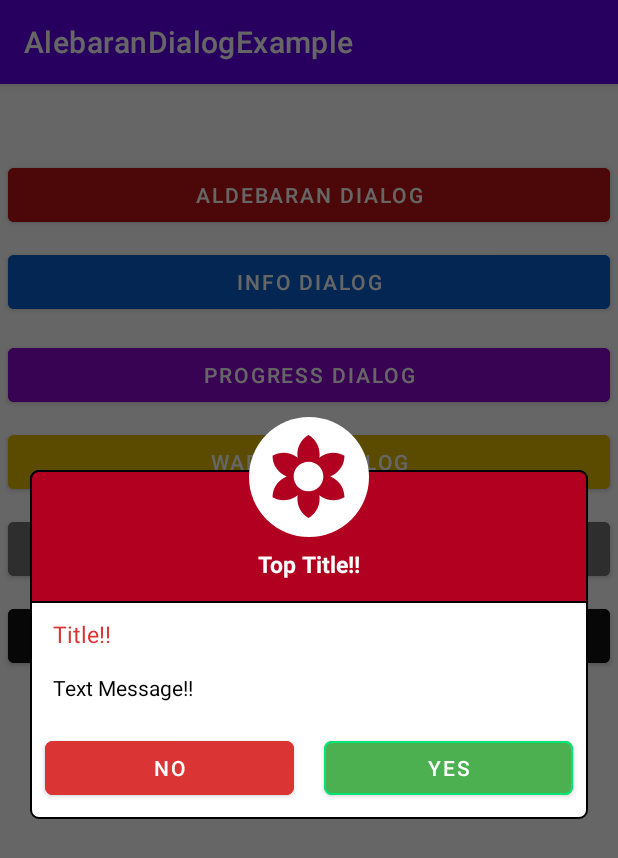
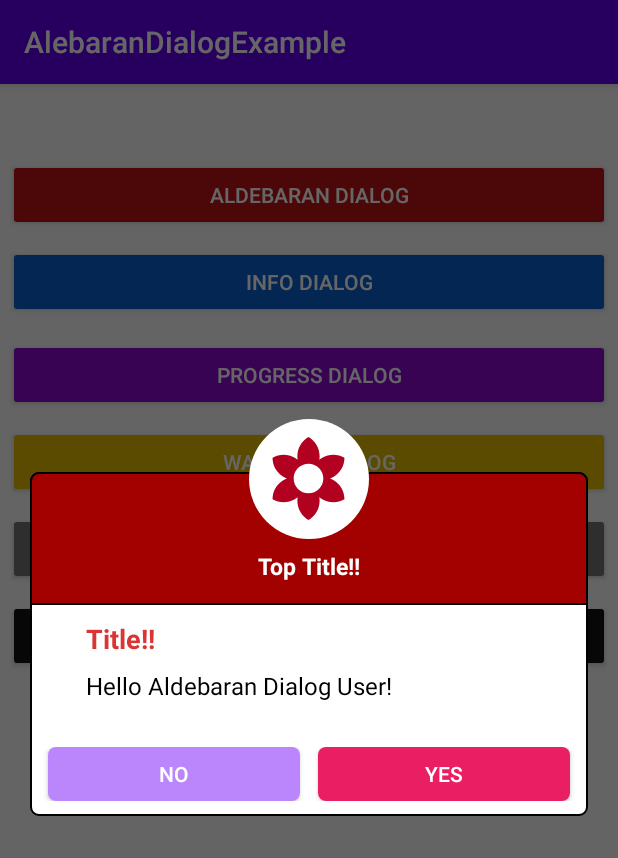
Before and after one commit to sfmsakib/AldebaranDialog, an Android app: the screen it shows after launch (MainActivity), after a tap on "ALDEBARAN DIALOG", on a phone screen of 412 x 824 dp. Shown: the top 858 px of the screen. Run offline under Robolectric (Android 15) with nearby library versions, the phone set to English and light mode, and no system bars.

Commit message:
Button design

```diff
--- a/aldebarandialog/src/main/java/com/sprout/aldebarandialog/AldebaranDialog.kt
+++ b/aldebarandialog/src/main/java/com/sprout/aldebarandialog/AldebaranDialog.kt
@@ -118,17 +118,17 @@ class AldebaranDialog : AbsAldebaranDialog<AldebaranDialog, AldebaranDialog> {
     }
 
     fun setPositiveButtonColor(@ColorInt color: Int): AldebaranDialog {
-        positiveButton!!.setTextColor(color)
+        positiveButton!!.background.setTint(color)
         return this
     }
 
     fun setNegativeButtonColor(@ColorInt color: Int): AldebaranDialog {
-        negativeButton!!.setTextColor(color)
+        negativeButton!!.background.setTint(color)
         return this
     }
 
     fun setNeutralButtonColor(@ColorInt color: Int): AldebaranDialog {
-        neutralButton!!.setBackgroundColor(color)
+        neutralButton!!.background.setTint(color)
         return this
     }
 
--- /dev/null
+++ b/aldebarandialog/src/main/res/drawable/button_background.xml
@@ -0,0 +1,19 @@
+<?xml version="1.0" encoding="utf-8"?>
+<ripple
+    xmlns:android="http://schemas.android.com/apk/res/android"
+    android:color="@color/orange">
+
+    <item android:id="@android:id/mask">
+        <shape android:shape="rectangle">
+            <solid android:color="@color/pink500" />
+            <corners android:radius="5dp" />
+        </shape>
+    </item>
+
+    <item android:id="@android:id/background">
+        <shape android:shape="rectangle">
+            <solid android:color="#212121" />
+            <corners android:radius="5dp" />
+        </shape>
+    </item>
+</ripple>
--- a/aldebarandialog/src/main/res/layout/dialog_alert_yes_no.xml
+++ b/aldebarandialog/src/main/res/layout/dialog_alert_yes_no.xml
@@ -1,8 +1,8 @@
 <?xml version="1.0" encoding="utf-8"?>
-<RelativeLayout
-    xmlns:android="http://schemas.android.com/apk/res/android"
+<RelativeLayout xmlns:android="http://schemas.android.com/apk/res/android"
     android:layout_width="match_parent"
     android:layout_height="wrap_content"
+    xmlns:app="http://schemas.android.com/apk/res-auto"
     android:paddingBottom="15dp"
     android:paddingTop="15dp"
     android:paddingStart="20dp"
@@ -24,30 +24,7 @@
             android:layout_height="wrap_content"
             android:orientation="vertical">
 
-            <LinearLayout
-                android:id="@+id/ld_color_area"
-                android:gravity="center"
-                android:background="@drawable/curved_up"
-                android:layout_width="match_parent"
-                android:layout_height="match_parent"
-                android:orientation="vertical">
-                <View
-                    android:layout_width="1dp"
-                    android:layout_height="1dp"
-                    android:layout_marginTop="35dp"/>
-                <TextView
-                    android:id="@+id/ld_top_title"
-                    android:layout_width="wrap_content"
-                    android:layout_height="wrap_content"
-                    android:layout_marginStart="10dp"
-                    android:layout_marginTop="15dp"
-                    android:layout_marginBottom="15dp"
-                    android:layout_marginEnd="10dp"
-                    android:textColor="@color/black"
-                    android:textSize="15sp"
-                    android:textStyle="bold" />
-            </LinearLayout>
-
+            <include layout="@layout/view_color_area_icon_flow"/>
             <LinearLayout
                 android:id="@+id/ld_color_area_curve"
                 android:layout_width="match_parent"
@@ -76,29 +53,8 @@
 
             </LinearLayout>
 
-            <LinearLayout
-                android:layout_width="match_parent"
-                android:layout_height="wrap_content"
-                android:layout_marginStart="15dp"
-                android:layout_marginEnd="15dp"
-                android:orientation="vertical">
-                <TextView
-                    android:id="@+id/ld_title"
-                    android:layout_width="match_parent"
-                    android:layout_height="wrap_content"
-                    android:layout_marginTop="10dp"
-                    android:textColor="@color/black"
-                    android:textSize="15sp"
-                    android:visibility="visible" />
-                <TextView
-                    android:id="@+id/ld_message"
-                    android:layout_width="match_parent"
-                    android:layout_height="wrap_content"
-                    android:layout_marginTop="15dp"
-                    android:textColor="@color/black"
-                    android:textSize="14sp" />
 
-            </LinearLayout>
+            <include layout="@layout/view_title_and_message"/>
 
             <LinearLayout
                 android:id="@+id/ld_ll_neutral"
@@ -112,13 +68,16 @@
 
                 <Button
                     android:id="@+id/ld_btn_neutral"
-                    style="@style/ButtonStyleBlue"
+                    android:background="@drawable/button_background"
+                    android:backgroundTint="@color/colorBlue"
                     android:layout_width="match_parent"
                     android:layout_height="wrap_content"
-                    android:layout_marginStart="15dp"
-                    android:layout_marginEnd="15dp"
+                    android:layout_marginStart="20dp"
+                    android:layout_marginEnd="20dp"
                     android:layout_weight="2"
+                    android:minHeight="36dp"
                     android:gravity="center"
+                    android:textColor="@color/white"
                     android:text="OK" />
 
             </LinearLayout>
@@ -135,24 +94,28 @@
 
                 <Button
                     android:id="@+id/ld_btn_no"
-                    style="@style/ButtonStyleRed"
+                    android:background="@drawable/button_background"
+                    android:backgroundTint="@color/colorRed"
                     android:layout_width="0dp"
                     android:layout_height="wrap_content"
-                    android:layout_marginStart="10dp"
-                    android:layout_marginEnd="10dp"
+                    android:layout_marginStart="12dp"
+                    android:layout_marginEnd="6dp"
                     android:layout_weight="1"
                     android:gravity="center"
                     android:text="No"
+                    android:minHeight="36dp"
                     android:textColor="@color/white"
                     android:visibility="invisible" />
 
                 <Button
                     android:id="@+id/ld_btn_yes"
-                    style="@style/ButtonStyleGreen"
+                    android:background="@drawable/button_background"
+                    android:backgroundTint="@color/colorGreen"
                     android:layout_width="0dp"
+                    android:minHeight="36dp"
                     android:layout_height="wrap_content"
-                    android:layout_marginStart="10dp"
-                    android:layout_marginEnd="10dp"
+                    android:layout_marginStart="6dp"
+                    android:layout_marginEnd="12dp"
                     android:layout_weight="1"
                     android:text="Yes"
                     android:visibility="invisible"
--- a/aldebarandialog/src/main/res/layout/view_color_area.xml
+++ b/aldebarandialog/src/main/res/layout/view_color_area.xml
@@ -14,6 +14,7 @@
         android:layout_width="wrap_content"
         android:layout_height="wrap_content"
         android:layout_gravity="center"
+        android:src="@drawable/baseline_filter_vintage_24"
         tools:ignore="ContentDescription" />
 
     <TextView
@@ -23,6 +24,7 @@
         android:layout_marginTop="5dp"
         android:gravity="center"
         android:textSize="18sp"
-        android:visibility="gone" />
+        android:text="@string/app_name"
+        android:visibility="visible" />
 
 </LinearLayout>
--- /dev/null
+++ b/aldebarandialog/src/main/res/layout/view_color_area_icon_flow.xml
@@ -0,0 +1,24 @@
+<?xml version="1.0" encoding="utf-8"?>
+<LinearLayout android:id="@+id/ld_color_area"
+    android:gravity="center"
+    android:background="@drawable/curved_up"
+    android:layout_width="match_parent"
+    android:layout_height="wrap_content"
+    android:orientation="vertical"
+    xmlns:android="http://schemas.android.com/apk/res/android">
+    <View
+        android:layout_width="1dp"
+        android:layout_height="1dp"
+        android:layout_marginTop="35dp"/>
+    <TextView
+        android:id="@+id/ld_top_title"
+        android:layout_width="wrap_content"
+        android:layout_height="wrap_content"
+        android:layout_marginStart="10dp"
+        android:layout_marginTop="15dp"
+        android:layout_marginBottom="15dp"
+        android:layout_marginEnd="10dp"
+        android:textColor="@color/black"
+        android:textSize="15sp"
+        android:textStyle="bold" />
+</LinearLayout>
--- a/aldebarandialog/src/main/res/layout/view_title_and_message.xml
+++ b/aldebarandialog/src/main/res/layout/view_title_and_message.xml
@@ -1,27 +1,33 @@
 <?xml version="1.0" encoding="utf-8"?>
 <merge xmlns:android="http://schemas.android.com/apk/res/android">
-
+    <LinearLayout
+        android:layout_width="match_parent"
+        android:layout_height="wrap_content"
+        android:layout_marginStart="15dp"
+        android:layout_marginEnd="15dp"
+        android:orientation="vertical">
         <TextView
             android:id="@+id/ld_title"
             android:layout_width="match_parent"
             android:layout_height="wrap_content"
-        android:layout_marginBottom="6dp"
+            android:layout_marginTop="10dp"
+            android:layout_marginBottom="8dp"
             android:layout_marginLeft="@dimen/ld_side_margin"
             android:layout_marginRight="@dimen/ld_side_margin"
-        android:textColor="?android:textColorPrimary"
+            android:textColor="@color/black"
             android:textSize="18sp"
             android:textStyle="bold"
-        android:visibility="gone" />
-
+            android:visibility="visible" />
         <TextView
             android:id="@+id/ld_message"
             android:layout_width="match_parent"
             android:layout_height="wrap_content"
-        android:layout_marginBottom="8dp"
+            android:layout_marginBottom="10dp"
+            android:layout_marginTop="0dp"
             android:layout_marginLeft="@dimen/ld_side_margin"
             android:layout_marginRight="@dimen/ld_side_margin"
-        android:textColor="?android:textColorSecondary"
+            android:textColor="@color/black"
             android:textSize="16sp"
-        android:visibility="gone" />
-
+            android:visibility="visible" />
+    </LinearLayout>
 </merge>
--- a/aldebarandialog/src/main/res/values/colors.xml
+++ b/aldebarandialog/src/main/res/values/colors.xml
@@ -9,15 +9,17 @@
     <color name="white">#FFFFFFFF</color>
     <color name="title">#919191</color>
     <color name="pink500">#E91E63</color>
-    <color name="colorPrimary">#e1e1e1</color>
+    <color name="colorPrimary">#E91E63</color>
     <color name="orange">#ff7f00</color>
     <color name="blue">#3498DB</color>
     <color name="red">#db3434</color>
     <color name="green">#00E676</color>
+
     <color name="colorGreen">#4CAF50</color>
+    <color name="colorRed">#B20020</color>
+    <color name="colorBlue">#1233AA</color>
 
     <color name="color_list_title">#818181</color>
     <color name="color_list_value">#000000</color>
-    <color name="colorBlue">#1233AA</color>
     <color name="grey">#616161</color>
 </resources>
--- a/aldebarandialog/src/main/res/values/style.xml
+++ b/aldebarandialog/src/main/res/values/style.xml
@@ -14,6 +14,11 @@
         <item name="strokeWidth">1dp</item>
         <item name="android:padding">2dp</item>
         <item name="materialThemeOverlay">@style/ColorPrimaryOverlayBlue</item>
+    </style>
+    <style name="Button.color" parent="ThemeOverlay.AppCompat">
+        <item name="colorAccent">@color/colorBlue</item>
+        <item name="colorPrimary">@color/colorBlue</item>
+
     </style>
     <style name="ButtonStyleGreen" >
         <item name="cornerRadius">5dp</item>
--- a/app/build.gradle
+++ b/app/build.gradle
@@ -12,8 +12,8 @@ android {
         applicationId "com.sprout.aldebarandialogexample"
         minSdk 24
         targetSdk 33
-        versionCode 1
-        versionName "1.0.1"
+        versionCode 6
+        versionName "1.0.5"
 
         testInstrumentationRunner "androidx.test.runner.AndroidJUnitRunner"
     }
--- a/app/src/main/java/com/sprout/aldebarandialogexample/MainActivity.kt
+++ b/app/src/main/java/com/sprout/aldebarandialogexample/MainActivity.kt
@@ -25,7 +25,7 @@ class MainActivity : AppCompatActivity() {
 //
 //        btnSuccess.setOnClickListener { showSuccessDialog() }
     }
-    lateinit var errorDialog: AldebaranDialog
+    private lateinit var errorDialog: AldebaranDialog
 
     private fun showErrorDialog() {
         errorDialog = AldebaranDialog(
@@ -33,13 +33,13 @@ class MainActivity : AppCompatActivity() {
             AldebaranDialog.ButtonLayout.HORIZONTAL)
             .setNegativeButton("No") {}
             .setPositiveButton("Yes") {}
-            .setPositiveButtonColor(getColor(R.color.white))
-            .setNegativeButtonColor(getColor(R.color.white))
+            .setNegativeButtonColor(getColor(R.color.purple_200))
+            .setPositiveButtonColor(getColor(com.sprout.aldebarandialog.R.color.pink500))
             .setCancelable(false)
             .setTopTitle("Top Title!!")
             .setTitle("Title!!")
-            .setMessage("Text Message!!")
-            .setTopColor(Color.parseColor("#B20020"))
+            .setMessage("Hello Aldebaran Dialog User!")
+            .setTopColor(Color.parseColor("#A30000"))
             .setTopTitleColor(getColor(R.color.white))
             .setTitleColor(getColor(com.sprout.aldebarandialog.R.color.red))
             .setMessageGravity(Gravity.START)
--- a/app/src/main/res/values/themes.xml
+++ b/app/src/main/res/values/themes.xml
@@ -1,10 +1,10 @@
 <resources xmlns:tools="http://schemas.android.com/tools">
     <!-- Base application theme. -->
-    <style name="Theme.AlebaranDialogExample" parent="Theme.MaterialComponents.DayNight.DarkActionBar">
+    <style name="Theme.AlebaranDialogExample" parent="Theme.AppCompat.DayNight.DarkActionBar">
         <!-- Primary brand color. -->
         <item name="colorPrimary">@color/purple_500</item>
         <item name="colorPrimaryVariant">@color/purple_700</item>
-        <item name="colorOnPrimary">@color/white</item>
+        <item name="colorOnPrimary">@color/pink500</item>
         <!-- Secondary brand color. -->
         <item name="colorSecondary">@color/teal_200</item>
         <item name="colorSecondaryVariant">@color/teal_700</item>
@@ -12,5 +12,7 @@
         <!-- Status bar color. -->
         <item name="android:statusBarColor">?attr/colorPrimaryVariant</item>
         <!-- Customize your theme here. -->
+        <item name="colorAccent">@color/colorBlue</item>
+
     </style>
 </resources>
```
Also changed, not shown: aldebarandialog/build.gradle (+4 -4 lines). Lines whose indentation alone changed are shown as unchanged.
